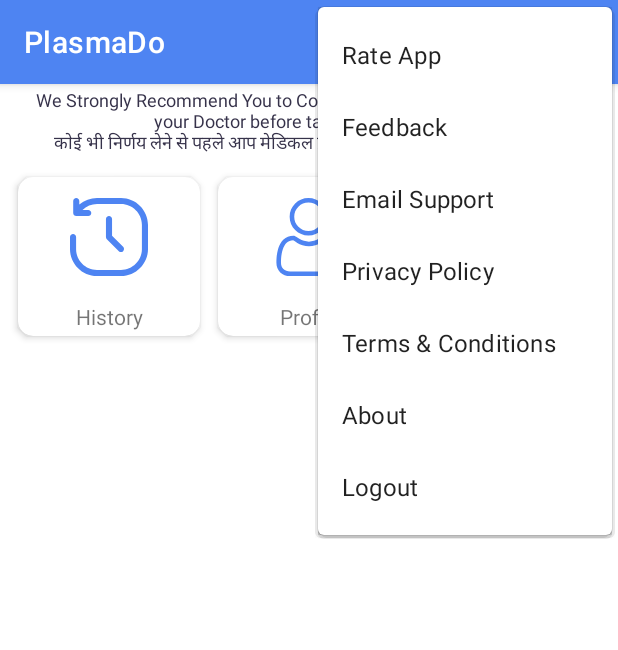
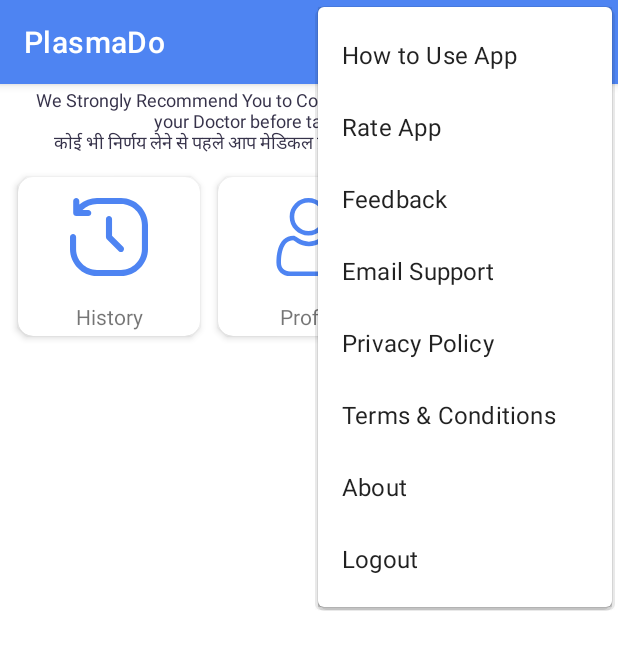
Before and after one commit to sarveshhon/plasmado, an Android app: the HomeActivity screen opened directly, with no data from a screen before it, with the options menu open, on a phone screen of 412 x 824 dp. Shown: the top 650 px of the screen. Run offline under Robolectric (Android 15) with nearby library versions, the phone set to English and light mode, and no system bars; our stand-ins replace Firebase (no records; nobody signed in at launch, a user with empty details on screens opened directly), Volley; network calls fail.

Commit message:
Added How to Use Option in Menu

```diff
--- a/app/src/main/java/in/plasmado/HomeActivity.java
+++ b/app/src/main/java/in/plasmado/HomeActivity.java
@@ -31,6 +31,7 @@
 
     Dialog dialog;
     DatabaseReference db;
+    private static String videoLink = "https://sites.google.com/view/plasmadoapp/home";
 
     @Override
     protected void onCreate(Bundle savedInstanceState) {
@@ -62,6 +63,13 @@
                         dialog.show();
                     }else{
                         dialog.dismiss();
+                    }
+                }
+                if(snapshot.child("howtouse").exists()){
+                    try {
+                        videoLink = snapshot.child("howtouse").getValue().toString();
+                    }catch (Exception e){
+
                     }
                 }
             }
@@ -100,6 +108,10 @@
                 } catch (Exception e) {
                     //e.toString();
                 }
+                break;
+            case R.id.mVideo:
+                Intent browserIntent0 = new Intent(Intent.ACTION_VIEW, Uri.parse(videoLink));
+                startActivity(browserIntent0);
                 break;
             case R.id.m2:
                 Uri uri = Uri.parse("market://details?id=" + getPackageName());
--- a/app/src/main/res/menu/menu.xml
+++ b/app/src/main/res/menu/menu.xml
@@ -5,35 +5,39 @@
 
     <item
         android:id="@+id/m1"
-        android:title="Share App"
-        app:showAsAction="always" />
+        android:title="@string/share_app"
+        app:showAsAction="ifRoom" />
+    <item
+        android:id="@+id/mVideo"
+        android:title="@string/how_to_use_app"
+        app:showAsAction="never" />
     <item
         android:id="@+id/m2"
-        android:title="Rate App"
+        android:title="@string/rate_app"
         app:showAsAction="never" />
     <item
         android:id="@+id/m3"
-        android:title="Feedback"
+        android:title="@string/feedback"
         app:showAsAction="never" />
     <item
         android:id="@+id/m4"
-        android:title="Email Support"
+        android:title="@string/email_support"
         app:showAsAction="never" />
     <item
         android:id="@+id/m5"
-        android:title="Privacy Policy"
+        android:title="@string/privacy_policy"
         app:showAsAction="never" />
     <item
         android:id="@+id/m6"
-        android:title="Terms &amp; Conditions"
+        android:title="@string/terms_amp_conditions"
         app:showAsAction="never" />
     <item
         android:id="@+id/m7"
-        android:title="About"
+        android:title="@string/about"
         app:showAsAction="never" />
     <item
         android:id="@+id/m8"
-        android:title="Logout"
+        android:title="@string/logout"
         app:showAsAction="never" />
 
 
--- a/app/src/main/res/values/strings.xml
+++ b/app/src/main/res/values/strings.xml
@@ -33,6 +33,15 @@
     <string name="dev">This App is Develop by an IT Student with Strong Intention of Helping Blood Plasma Recipients. This app connects Donors &amp; Recipients.</string>
 
     <string name="app_update">New Version of App is Available. Please Update Your App to Latest Version.</string>
+    <string name="logout">Logout</string>
+    <string name="about">About</string>
+    <string name="terms_amp_conditions"><![CDATA[Terms & Conditions]]></string>
+    <string name="privacy_policy">Privacy Policy</string>
+    <string name="email_support">Email Support</string>
+    <string name="feedback">Feedback</string>
+    <string name="rate_app">Rate App</string>
+    <string name="how_to_use_app">How to Use App</string>
+    <string name="share_app">Share App</string>
 
 
 </resources>
```
